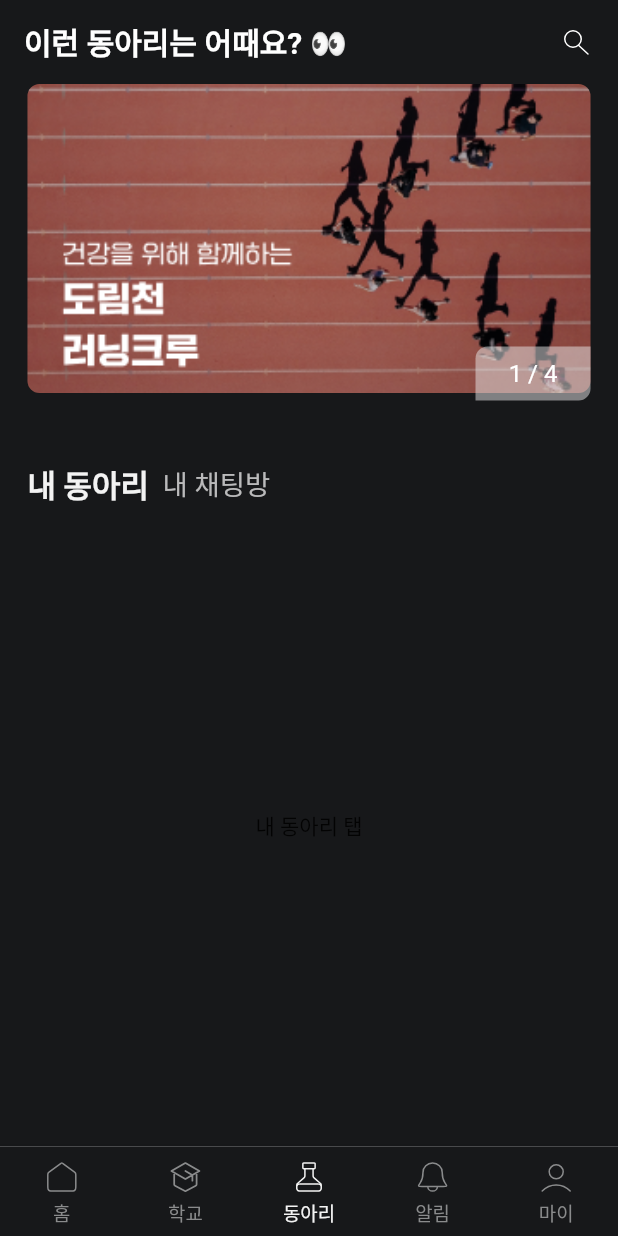
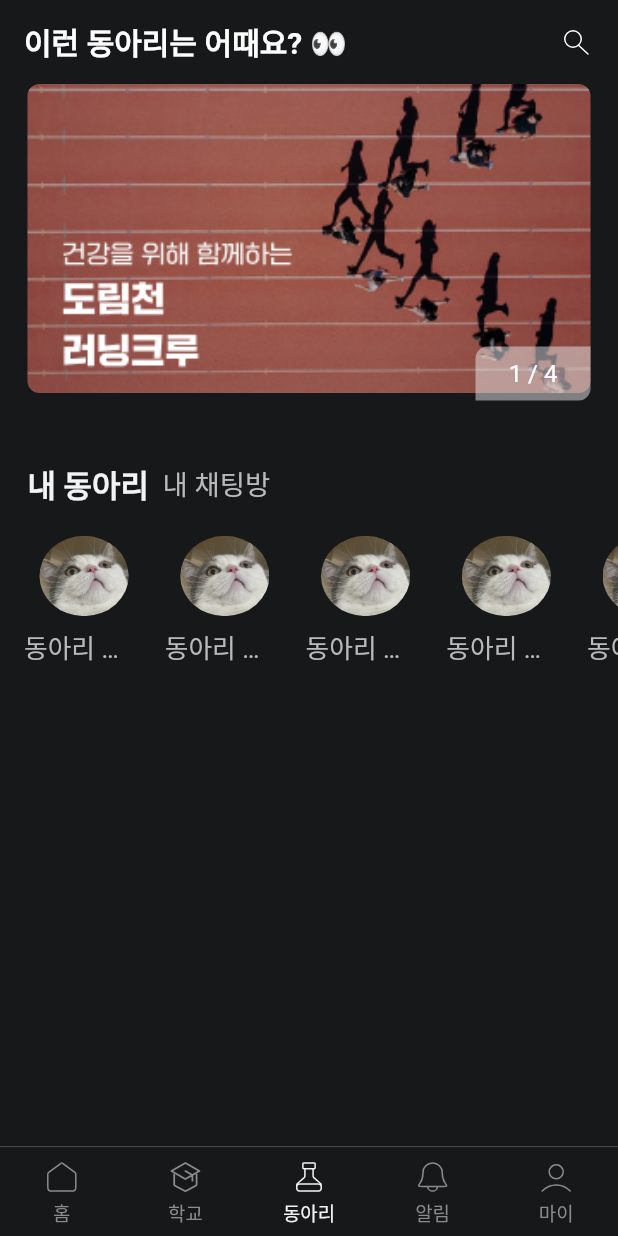
Before and after one commit to teentime/teentime-client-app, a Flutter app: the screen it shows after launch, item 3 of the bottom bar chosen, on a phone screen of 412 x 824 dp. Run offline on Flutter 3.47's test engine with Material 2 defaults, Android fonts, the phone set to English and light mode, and no system bars; drawn by our look-alikes of carousel_slider; our stand-ins replace flutter_screenutil, flutter_svg; Roboto replaces fonts that are missing (Pretendard).

Commit message:
feat: 내 동아리 탭 UI 구현

```diff
--- a/lib/main.dart
+++ b/lib/main.dart
@@ -10,7 +10,7 @@ class MyApp extends StatelessWidget {
   @override
   Widget build(BuildContext context) {
     return ScreenUtilInit(
-      designSize: Size(360, 800),
+      designSize: const Size(360, 800),
       builder: (context, _) => MaterialApp(
         theme: ThemeData(fontFamily: 'Pretendard'),
         home: BottomNavigation(),
--- a/lib/widgets/bottom_navigation.dart
+++ b/lib/widgets/bottom_navigation.dart
@@ -14,20 +14,20 @@ class _BottomNavigationState extends State<BottomNavigation> {
   static const TextStyle optionStyle =
       TextStyle(fontSize: 30, fontWeight: FontWeight.bold);
   static final List<Widget> _widgetOptions = <Widget>[
-    Text(
+    const Text(
       'Index 1: Business',
       style: optionStyle,
     ),
-    Text(
+    const Text(
       'Index 2: School',
       style: optionStyle,
     ),
     Club(),
-    Text(
+    const Text(
       'Index 3: Yo',
       style: optionStyle,
     ),
-    Text(
+    const Text(
       'Index 4: Yeah',
       style: optionStyle,
     ),
--- a/lib/widgets/carousel_slider.dart
+++ b/lib/widgets/carousel_slider.dart
@@ -21,8 +21,7 @@ class _ImageSliderState extends State<ImageSlider> {
 
   @override
   Widget build(BuildContext context) {
-    return Container(
-      child: Column(
+    return Column(
       children: [
         CarouselSlider(
           carouselController: _controller,
@@ -47,13 +46,11 @@ class _ImageSliderState extends State<ImageSlider> {
                             behavior: HitTestBehavior.translucent,
                             child: ClipRRect(
                               borderRadius: BorderRadius.circular(8.0),
-                                child: SizedBox(
-                                  width: 328.w,
-                                  height: 200.h,
                               child: Image.asset(
                                 i,
                                 fit: BoxFit.cover,
-                                  ),
+                                width: 328.w,
+                                height: 200.h,
                               ),
                             ),
                           ),
@@ -65,7 +62,7 @@ class _ImageSliderState extends State<ImageSlider> {
                             child: Container(
                                 decoration: BoxDecoration(
                                   color: AppColors.dark10.withOpacity(0.5),
-                                    borderRadius: BorderRadius.only(
+                                  borderRadius: const BorderRadius.only(
                                     topLeft: Radius.circular(8.0),
                                     bottomRight: Radius.circular(8.0),
                                   ),
@@ -85,7 +82,6 @@ class _ImageSliderState extends State<ImageSlider> {
               .toList(),
         ),
       ],
-      ),
     );
   }
 }
--- a/lib/widgets/club.dart
+++ b/lib/widgets/club.dart
@@ -3,6 +3,8 @@ import 'package:flutter_screenutil/flutter_screenutil.dart';
 import 'package:flutter_svg/flutter_svg.dart';
 import 'package:teentime/colors.dart';
 import 'package:teentime/widgets/carousel_slider.dart';
+import 'package:teentime/widgets/my_club_tab.dart';
+import 'package:teentime/widgets/my_tab.dart';
 
 class Club extends StatefulWidget {
   @override
@@ -10,13 +12,13 @@ class Club extends StatefulWidget {
 }
 
 class _ClubState extends State<Club> {
-  bool isClubTabSelected = true; // 내 동아리 탭이 선택된 상태인지 여부를 나타내는 변수
+  bool isClubTabSelected = true; // 내 동아리 탭이 선택된 상태인지 여부
 
   @override
   Widget build(BuildContext context) {
     return Scaffold(
       appBar: AppBar(
-        title: Text(
+        title: const Text(
           '이런 동아리는 어때요? 👀',
           style: TextStyle(fontWeight: FontWeight.bold),
         ),
@@ -26,7 +28,7 @@ class _ClubState extends State<Club> {
               // 검색 버튼이 눌렸을 때
             },
             child: Padding(
-              padding: EdgeInsets.symmetric(horizontal: 16.0),
+              padding: const EdgeInsets.symmetric(horizontal: 16.0),
               child: SvgPicture.asset('assets/icons/search.svg',
                   width: 24, height: 24),
             ),
@@ -38,70 +40,16 @@ class _ClubState extends State<Club> {
       body: Column(
         children: [
           ImageSlider(),
-          Row(
-            children: [
-              GestureDetector(
-                onTap: () {
-                  setState(() {
-                    isClubTabSelected = true; // 내 동아리 탭 선택
-                  });
-                },
-                child: Container(
-                  margin: EdgeInsets.fromLTRB(16.w, 0, 8.w, 0),
-                  child: Text(
-                    '내 동아리',
-                    style: TextStyle(
-                      color: isClubTabSelected
-                          ? AppColors.dark11
-                          : AppColors.dark08,
-                      fontSize: isClubTabSelected ? 18.sp : 16.sp,
-                      fontWeight: isClubTabSelected
-                          ? FontWeight.bold
-                          : FontWeight.normal,
-                    ),
-                  ),
-                ),
-              ),
-              GestureDetector(
-                onTap: () {
-                  setState(() {
-                    isClubTabSelected = false; // 내 채팅방 탭 선택
-                  });
-                },
-                child: Container(
-                  child: Text(
-                    '내 채팅방',
-                    style: TextStyle(
-                      color: isClubTabSelected
-                          ? AppColors.dark08
-                          : AppColors.dark11,
-                      fontSize: isClubTabSelected ? 16.sp : 18.sp,
-                      fontWeight: isClubTabSelected
-                          ? FontWeight.normal
-                          : FontWeight.bold,
-                    ),
-                  ),
-                ),
-              ),
-            ],
+          MyTab(
+            isClubTabSelected: isClubTabSelected,
+            onTabSelected: (isSelected) {
+              setState(() {
+                isClubTabSelected = isSelected;
+              });
+            },
           ),
           Expanded(
-            child: AnimatedSwitcher(
-              duration: Duration(milliseconds: 300),
-              child: isClubTabSelected
-                  ? Container(
-                      // 첫 번째 탭 내용 (내 동아리)
-                      child: Center(
-                        child: Text('내 동아리 탭'),
-                      ),
-                    )
-                  : Container(
-                      // 두 번째 탭 내용 (내 채팅방)
-                      child: Center(
-                        child: Text('내 채팅방 탭'),
-                      ),
-                    ),
-            ),
+            child: isClubTabSelected ? MyClubTab() : Text('내 채팅방 탭'),
           ),
         ],
       ),
--- /dev/null
+++ b/lib/widgets/my_club_tab.dart
@@ -0,0 +1,47 @@
+import 'package:flutter/material.dart';
+import 'package:flutter_screenutil/flutter_screenutil.dart';
+import 'package:teentime/colors.dart';
+
+class MyClubTab extends StatelessWidget {
+  @override
+  Widget build(BuildContext context) {
+    return ListView.builder(
+      padding: const EdgeInsets.fromLTRB(16.0, 20.0, 16.0, 32.0),
+      scrollDirection: Axis.horizontal,
+      itemCount: 6,
+      itemBuilder: (context, index) {
+        return Row(
+          children: <Widget>[
+            if (index != 0) SizedBox(width: 12.w), // 첫 Column 이후에만 간격 추가
+            Column(
+              children: <Widget>[
+                ClipOval(
+                  child: Image.asset(
+                    'assets/images/profile.png',
+                    fit: BoxFit.cover,
+                    width: 52.w,
+                    height: 52.h,
+                  ),
+                ),
+                Container(
+                  margin: const EdgeInsets.fromLTRB(0, 8, 0, 0),
+                  width: 70.w,
+                  child: Text(
+                    '동아리 이름',
+                    maxLines: 1,
+                    overflow: TextOverflow.ellipsis,
+                    style: TextStyle(
+                      fontWeight: FontWeight.normal,
+                      fontSize: 15.sp,
+                      color: AppColors.dark08,
+                    ),
+                  ),
+                ),
+              ],
+            ),
+          ],
+        );
+      },
+    );
+  }
+}
--- /dev/null
+++ b/lib/widgets/my_tab.dart
@@ -0,0 +1,49 @@
+import 'package:flutter/material.dart';
+import 'package:flutter_screenutil/flutter_screenutil.dart';
+import 'package:teentime/colors.dart';
+
+class MyTab extends StatelessWidget {
+  final bool isClubTabSelected;
+  final Function(bool) onTabSelected;
+
+  MyTab({required this.isClubTabSelected, required this.onTabSelected});
+
+  @override
+  Widget build(BuildContext context) {
+    return Row(
+      children: [
+        GestureDetector(
+          onTap: () {
+            onTabSelected(true);
+          },
+          child: Container(
+            margin: EdgeInsets.fromLTRB(16.w, 0, 8.w, 0),
+            child: Text(
+              '내 동아리',
+              style: TextStyle(
+                color: isClubTabSelected ? AppColors.dark11 : AppColors.dark08,
+                fontSize: isClubTabSelected ? 18.sp : 16.sp,
+                fontWeight:
+                    isClubTabSelected ? FontWeight.bold : FontWeight.normal,
+              ),
+            ),
+          ),
+        ),
+        GestureDetector(
+          onTap: () {
+            onTabSelected(false);
+          },
+          child: Text(
+            '내 채팅방',
+            style: TextStyle(
+              color: isClubTabSelected ? AppColors.dark08 : AppColors.dark11,
+              fontSize: isClubTabSelected ? 16.sp : 18.sp,
+              fontWeight:
+                  isClubTabSelected ? FontWeight.normal : FontWeight.bold,
+            ),
+          ),
+        ),
+      ],
+    );
+  }
+}
--- a/pubspec.yaml
+++ b/pubspec.yaml
@@ -79,5 +79,5 @@ flutter:
           weight: 700
         - asset: assets/fonts/Pretendard-ExtraBold.ttf
           weight: 800
-        - asset: fonts/Pretendard-Black.ttf
+        - asset: assets/fonts/Pretendard-Black.ttf
           weight: 900
```
Also changed, not shown: assets/images/profile.png (added). Lines whose indentation alone changed are shown as unchanged.
